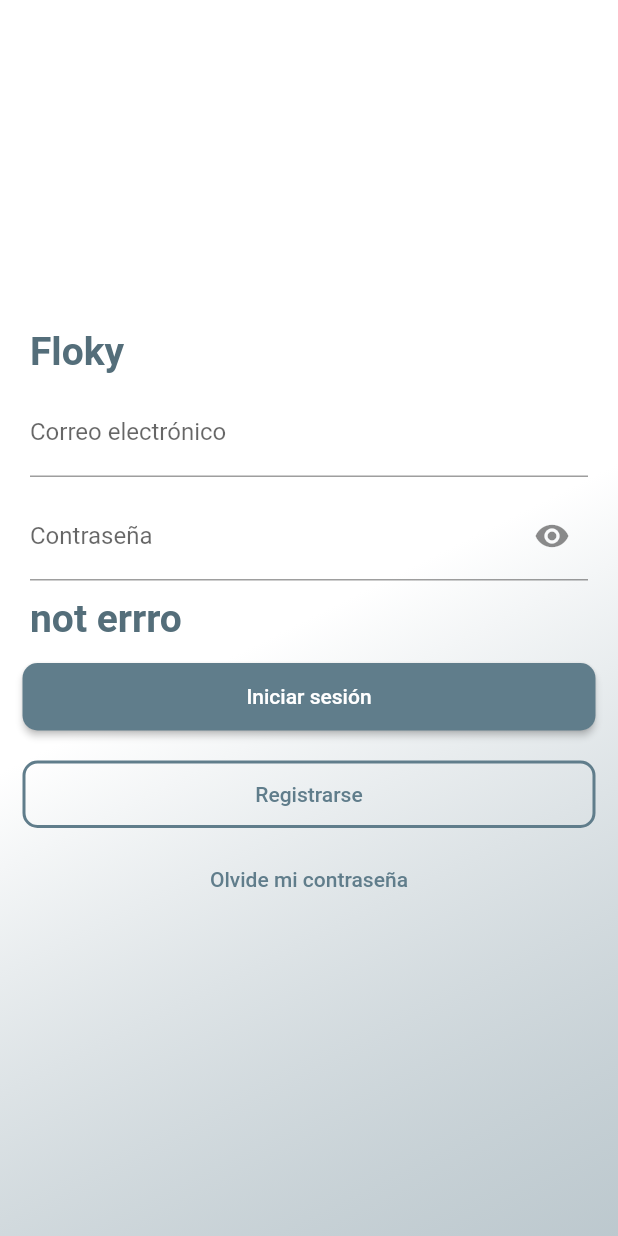
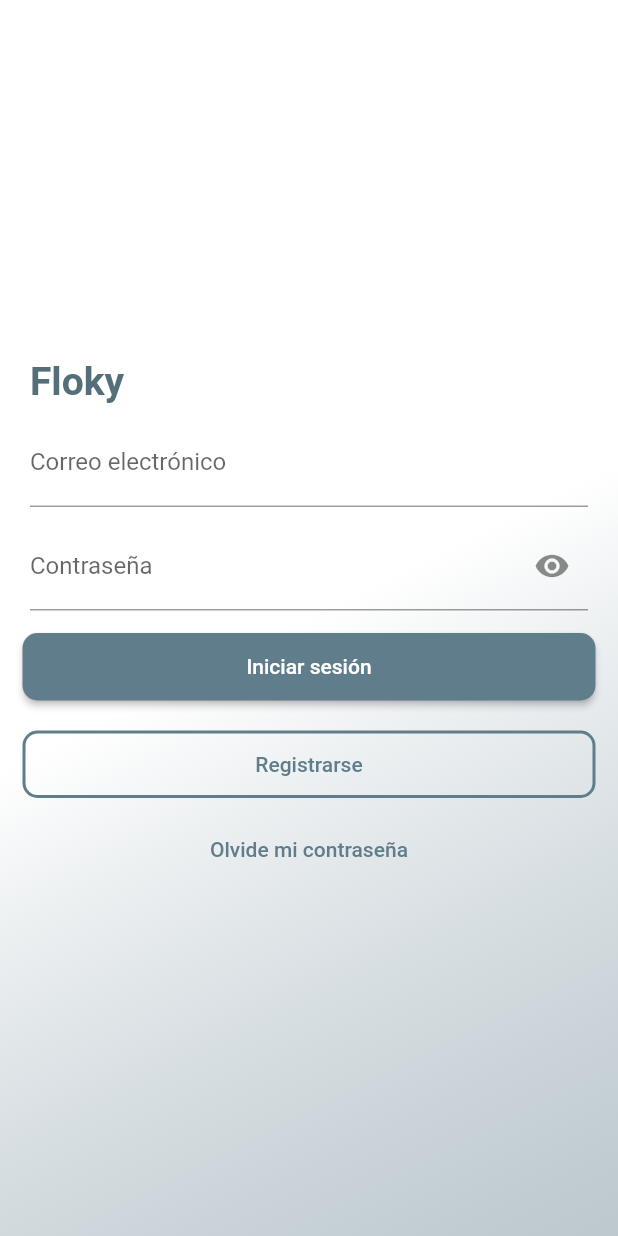
Before and after one commit to jcarloshg/Floky, a Flutter app: the screen it shows after launch, on a phone screen of 412 x 824 dp. Run offline on Flutter 3.47's test engine with Material 2 defaults, Android fonts, the phone set to English and light mode, and no system bars; our stand-ins replace bloc, flutter_bloc, get_it; missing offline and left inert: amplify_api, amplify_auth_cognito, amplify_flutter, safeprint.

Commit message:
CREATE && IMPLEMENT widget UI [ErrorMessage]

```diff
--- a/lib/views/pages/authenticate/singin/widgets/form_login.dart
+++ b/lib/views/pages/authenticate/singin/widgets/form_login.dart
@@ -20,8 +20,6 @@ class FormLogin extends StatelessWidget {
 
   @override
   Widget build(BuildContext context) {
-    // ignore: avoid_print
-    print('asdfaslkd;fjalskdjflkasjdf;lkasjdf;l');
     return Form(
       key: keyForm,
       autovalidateMode: AutovalidateMode.onUserInteraction,
@@ -35,16 +33,7 @@ class FormLogin extends StatelessWidget {
             Titles.title('Floky'),
             InputEmail(emailControl: emailControl),
             InputPass(passControl: passControl),
-            BlocBuilder<AuthenticateBloc, AuthenticateState>(
-              builder: (context, state) {
-                if (state is AuthErrorState) {
-                  // ignore: avoid_print
-                  print('$state.messageError');
-                  return Titles.title(state.messageError);
-                }
-                return Titles.title('not errro');
-              },
-            ),
+            _isExistAnError(),
             Button(
               label: 'Iniciar sesión',
               // function: () => navigateHome(context),
@@ -61,6 +50,17 @@ class FormLogin extends StatelessWidget {
           ],
         ),
       ),
+    );
+  }
+
+  Widget _isExistAnError() {
+    return BlocBuilder<AuthenticateBloc, AuthenticateState>(
+      builder: (context, state) {
+        if (state is AuthErrorState) {
+          return ErrorMessage(error: state.messageError);
+        }
+        return const SizedBox();
+      },
     );
   }
 
```
Also changed, not shown: lib/views/widgets/UI/error_message/error_message.dart (added, +38 -0 lines), lib/views/widgets/widgets.index.dart (+4 -5 lines).
